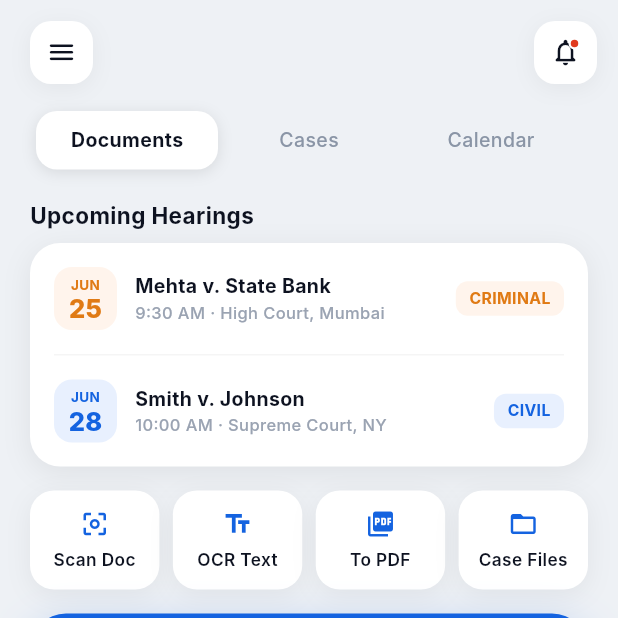
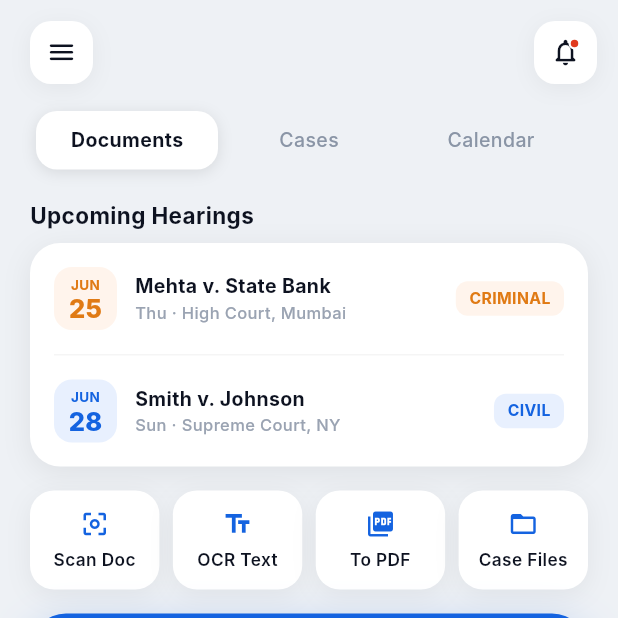
Before and after one commit to nebulus-in/lawyerup-downstream, a Flutter app: the screen it shows after launch, on a phone screen of 412 x 824 dp, the top half of it. Run offline on Flutter 3.47's test engine with Material 3 defaults, Android fonts, the phone set to English and light mode, and no system bars; our stand-ins replace equatable, flutter_bloc; Roboto replaces fonts that are missing (Inter).

Commit message:
misc: update upcoming hearings to reflect changes

```diff
--- a/lib/legal/view/legal_page.dart
+++ b/lib/legal/view/legal_page.dart
@@ -10,6 +10,25 @@ const _kBlueBg = Color(0xFFE8F0FE);
 const _kPage = Color(0xFFEEF1F5);
 const _kMuted = Color(0xFF9AA3B2);
 const _kField = Color(0xFFF4F6FA);
+
+// The app runs in a fixed June 2026 context (matches the calendar's "today").
+final DateTime _kToday = DateTime(2026, 6, 22);
+
+const _kMonthAbbr = [
+  'Jan', 'Feb', 'Mar', 'Apr', 'May', 'Jun',
+  'Jul', 'Aug', 'Sep', 'Oct', 'Nov', 'Dec'
+];
+
+// Parses a stored 'MMM d' hearing label (e.g. 'Jun 25') into a date in the
+// app's 2026 context. Returns null for unscheduled ('-') or malformed values.
+DateTime? _parseHearingDate(String h) {
+  final parts = h.split(' ');
+  if (parts.length != 2) return null;
+  final m = _kMonthAbbr.indexOf(parts[0]);
+  final d = int.tryParse(parts[1]);
+  if (m < 0 || d == null) return null;
+  return DateTime(2026, m + 1, d);
+}
 
 // Folder accent pairs [stroke, fill], cycled by position. Kept in the same
 // order as the bloc so a folder previews with the colour it will keep.
@@ -408,6 +427,62 @@ class LegalView extends StatelessWidget {
   }
 
   Widget _buildHearingsCard(LegalState state) {
+    // Upcoming hearings (today or later), earliest first; ties broken by name
+    // so same-day hearings keep a stable order.
+    final upcoming = <(Case, DateTime)>[];
+    for (final c in state.cases) {
+      final date = _parseHearingDate(c.hearing);
+      if (date == null || date.isBefore(_kToday)) continue;
+      upcoming.add((c, date));
+    }
+    upcoming.sort((a, b) {
+      final byDate = a.$2.compareTo(b.$2);
+      return byDate != 0 ? byDate : a.$1.name.compareTo(b.$1.name);
+    });
+
+    // Show the next 2 hearing days, including every hearing that falls on them,
+    // so same-day hearings are never truncated.
+    final days = <DateTime>{};
+    final shown = <(Case, DateTime)>[];
+    for (final entry in upcoming) {
+      if (!days.contains(entry.$2)) {
+        if (days.length == 2) break;
+        days.add(entry.$2);
+      }
+      shown.add(entry);
+    }
+
+    final rows = <Widget>[];
+    for (var i = 0; i < shown.length; i++) {
+      if (i > 0) {
+        rows.add(Divider(
+            height: 1, color: Colors.grey[100], indent: 16, endIndent: 16));
+      }
+      rows.add(_buildHearingRowForCase(shown[i].$1, shown[i].$2));
+    }
+
+    Widget body;
+    if (shown.isEmpty) {
+      body = const Padding(
+        padding: EdgeInsets.symmetric(vertical: 24, horizontal: 16),
+        child: Center(
+          child: Text('No upcoming hearings',
+              style: TextStyle(
+                  fontSize: 12.5, color: _kMuted, fontWeight: FontWeight.w600)),
+        ),
+      );
+    } else {
+      final content = Column(mainAxisSize: MainAxisSize.min, children: rows);
+      // Above 3 rows the card stays compact and scrolls; the partial 4th row
+      // peeking through signals there's more to see.
+      body = shown.length > 3
+          ? ConstrainedBox(
+              constraints: const BoxConstraints(maxHeight: 252),
+              child: SingleChildScrollView(child: content),
+            )
+          : content;
+    }
+
     return Container(
       decoration: BoxDecoration(
         color: Colors.white,
@@ -419,15 +494,20 @@ class LegalView extends StatelessWidget {
               offset: const Offset(0, 4))
         ],
       ),
-      child: Column(
-        children: [
-          _buildHearingRow('Mehta v. State Bank', '9:30 AM · High Court, Mumbai',
-              'JUN', '25', 'CRIMINAL', const Color(0xFFE07A14), const Color(0xFFFFF4EC)),
-          Divider(height: 1, color: Colors.grey[100], indent: 16, endIndent: 16),
-          _buildHearingRow('Smith v. Johnson', '10:00 AM · Supreme Court, NY',
-              'JUN', '28', 'CIVIL', _kBlue, _kBlueBg),
-        ],
-      ),
+      clipBehavior: Clip.antiAlias,
+      child: body,
+    );
+  }
+
+  Widget _buildHearingRowForCase(Case c, DateTime date) {
+    return _buildHearingRow(
+      c.name,
+      '${_weekdayName(date.weekday).substring(0, 3)} · ${c.court}',
+      _kMonthAbbr[date.month - 1].toUpperCase(),
+      '${date.day}',
+      c.type,
+      c.typeColor,
+      c.typeBg,
     );
   }
 
```
